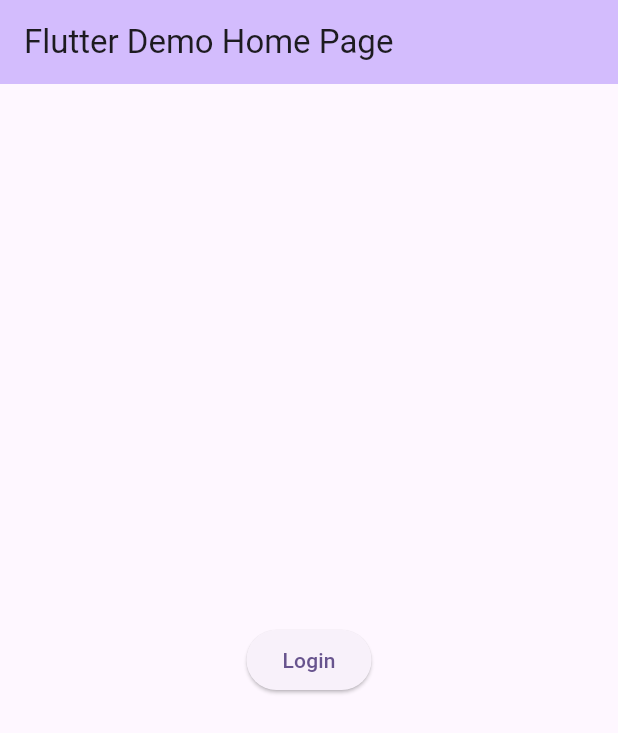
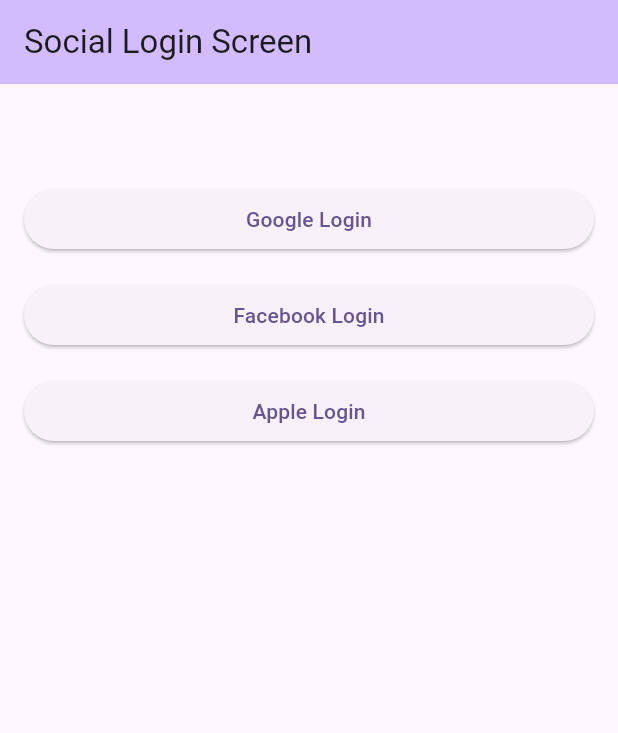
Before and after one commit to Nexever-Dev/nexever_social_auth, a Flutter app: the screen it shows after launch, on a phone screen of 412 x 824 dp. Shown: the top 733 px of the screen. Run offline on Flutter 3.47's test engine with Material 3 defaults, Android fonts, the phone set to English and light mode, and no system bars; our stand-ins replace firebase_auth, firebase_core, google_sign_in, sign_in_with_apple; missing offline and left inert: flutter_facebook_auth; accounts and stored records are empty.

Commit message:
code update.

```diff
--- /dev/null
+++ b/example/lib/home_page.dart
@@ -0,0 +1,311 @@
+
+
+import 'package:flutter/material.dart';
+import 'package:nexever_social_auth/nexever_social_auth.dart';
+import 'package:nexever_social_auth/social_login_functions/functions/apple_login.dart';
+import 'package:nexever_social_auth/social_login_functions/functions/facebook_login.dart';
+import 'package:nexever_social_auth/social_login_functions/functions/google_login.dart';
+import 'package:nexever_social_auth/social_login_functions/state/login_states.dart';
+
+class AuthController implements LoginState {
+  final Function(UserCredential, String)? onSuccess;
+  final Function(String)? onError;
+
+  AuthController({this.onSuccess, this.onError});
+
+  @override
+  void error(error) {
+    onError?.call(error.toString());
+  }
+
+  @override
+  void success(UserCredential creds, String loginType) {
+    onSuccess?.call(creds, loginType);
+  }
+
+  googleLoginn() async {
+    LoginManager(loginMethod: GoogleLogin(), loginState: this).login();
+  }
+
+  faceBookLoginn() {
+    LoginManager(loginMethod: FaceBookLogin(), loginState: this).login();
+  }
+
+  appleLoginn() {
+    LoginManager(loginMethod: AppleLogin(), loginState: this).login();
+  }
+}
+
+class SocialLogin extends StatefulWidget {
+  const SocialLogin({super.key});
+
+  @override
+  State<SocialLogin> createState() => _SocialLoginState();
+}
+
+class _SocialLoginState extends State<SocialLogin> {
+  late AuthController authController;
+  UserCredential? userCredentials;
+  String? loginType;
+  String? errorMessage;
+  bool isLoading = false;
+
+  @override
+  void initState() {
+    super.initState();
+    authController = AuthController(
+      onSuccess: (creds, type) {
+        setState(() {
+          userCredentials = creds;
+          loginType = type;
+          errorMessage = null;
+          isLoading = false;
+        });
+      },
+      onError: (error) {
+        setState(() {
+          errorMessage = error;
+          userCredentials = null;
+          loginType = null;
+          isLoading = false;
+        });
+      },
+    );
+  }
+
+  void _handleLogin(VoidCallback loginMethod) {
+    setState(() {
+      isLoading = true;
+      errorMessage = null;
+    });
+    loginMethod();
+  }
+
+  @override
+  Widget build(BuildContext context) {
+    return Scaffold(
+      appBar: AppBar(
+        backgroundColor: Theme.of(context).colorScheme.inversePrimary,
+        title: Text("Social Login Screen"),
+      ),
+      body: SingleChildScrollView(
+        padding: EdgeInsets.all(16),
+        child: Column(
+          mainAxisAlignment: MainAxisAlignment.center,
+          crossAxisAlignment: CrossAxisAlignment.stretch,
+          children: [
+            // Login Buttons
+            SizedBox(height: 50),
+            ElevatedButton(
+              onPressed: isLoading ? null : () => _handleLogin(authController.googleLoginn),
+              child: isLoading ? CircularProgressIndicator() : Text('Google Login'),
+            ),
+            SizedBox(height: 16),
+            ElevatedButton(
+              onPressed: isLoading ? null : () => _handleLogin(authController.faceBookLoginn),
+              child: Text('Facebook Login'),
+            ),
+            SizedBox(height: 16),
+            ElevatedButton(
+              onPressed: isLoading ? null : () => _handleLogin(authController.appleLoginn),
+              child: Text('Apple Login'),
+            ),
+
+            SizedBox(height: 30),
+
+            // Error Display
+            if (errorMessage != null)
+              Container(
+                padding: EdgeInsets.all(16),
+                decoration: BoxDecoration(
+                  color: Colors.red.shade50,
+                  border: Border.all(color: Colors.red),
+                  borderRadius: BorderRadius.circular(8),
+                ),
+                child: Column(
+                  crossAxisAlignment: CrossAxisAlignment.start,
+                  children: [
+                    Text(
+                      "Error:",
+                      style: TextStyle(
+                        fontWeight: FontWeight.bold,
+                        color: Colors.red,
+                      ),
+                    ),
+                    SizedBox(height: 8),
+                    Text(
+                      errorMessage!,
+                      style: TextStyle(color: Colors.red.shade700),
+                    ),
+                  ],
+                ),
+              ),
+
+            // User Credentials Display
+            if (userCredentials != null)
+              Container(
+                padding: EdgeInsets.all(16),
+                decoration: BoxDecoration(
+                  color: Colors.green.shade50,
+                  border: Border.all(color: Colors.green),
+                  borderRadius: BorderRadius.circular(8),
+                ),
+                child: Column(
+                  crossAxisAlignment: CrossAxisAlignment.start,
+                  children: [
+                    Text(
+                      "Login Successful with $loginType!",
+                      style: TextStyle(
+                        fontWeight: FontWeight.bold,
+                        color: Colors.green.shade700,
+                        fontSize: 16,
+                      ),
+                    ),
+                    SizedBox(height: 16),
+
+                    // User Profile Card
+                    if (userCredentials!.user != null)
+                      Card(
+                        elevation: 2,
+                        child: Padding(
+                          padding: EdgeInsets.all(16),
+                          child: Column(
+                            crossAxisAlignment: CrossAxisAlignment.start,
+                            children: [
+                              // Profile Picture and Name
+                              Row(
+                                children: [
+                                  CircleAvatar(
+                                    radius: 30,
+                                    backgroundImage: userCredentials!.user!.photoURL != null
+                                        ? NetworkImage(userCredentials!.user!.photoURL!)
+                                        : null,
+                                    child: userCredentials!.user!.photoURL == null
+                                        ? Icon(Icons.person, size: 30)
+                                        : null,
+                                  ),
+                                  SizedBox(width: 16),
+                                  Expanded(
+                                    child: Column(
+                                      crossAxisAlignment: CrossAxisAlignment.start,
+                                      children: [
+                                        Text(
+                                          userCredentials!.user!.displayName ?? "No Name",
+                                          style: TextStyle(
+                                            fontWeight: FontWeight.bold,
+                                            fontSize: 18,
+                                          ),
+                                        ),
+                                        SizedBox(height: 4),
+                                        Text(
+                                          userCredentials!.user!.email ?? "No Email",
+                                          style: TextStyle(
+                                            color: Colors.grey.shade600,
+                                          ),
+                                        ),
+                                      ],
+                                    ),
+                                  ),
+                                ],
+                              ),
+
+                              SizedBox(height: 20),
+                              Divider(),
+                              SizedBox(height: 10),
+
+                              // Detailed Information
+                              Text(
+                                "User Details:",
+                                style: TextStyle(
+                                  fontWeight: FontWeight.bold,
+                                  fontSize: 16,
+                                ),
+                              ),
+                              SizedBox(height: 10),
+
+                              _buildInfoRow("User ID:", userCredentials!.user!.uid),
+                              _buildInfoRow("Email:", userCredentials!.user!.email ?? "Not provided"),
+                              _buildInfoRow("Display Name:", userCredentials!.user!.displayName ?? "Not provided"),
+                              _buildInfoRow("Phone Number:", userCredentials!.user!.phoneNumber ?? "Not provided"),
+                              _buildInfoRow("Email Verified:", userCredentials!.user!.emailVerified.toString()),
+                              _buildInfoRow("Creation Time:", userCredentials!.user!.metadata.creationTime?.toString() ?? "Unknown"),
+                              _buildInfoRow("Last Sign In:", userCredentials!.user!.metadata.lastSignInTime?.toString() ?? "Unknown"),
+
+                              if (userCredentials!.user!.providerData.isNotEmpty) ...[
+                                SizedBox(height: 10),
+                                Text(
+                                  "Provider Information:",
+                                  style: TextStyle(
+                                    fontWeight: FontWeight.bold,
+                                    fontSize: 14,
+                                  ),
+                                ),
+                                ...userCredentials!.user!.providerData.map((provider) =>
+                                    Padding(
+                                      padding: EdgeInsets.only(left: 16, top: 4),
+                                      child: Text("• ${provider.providerId}"),
+                                    ),
+                                ),
+                              ],
+                            ],
+                          ),
+                        ),
+                      ),
+
+                    SizedBox(height: 16),
+
+                    // Logout Button
+                    Center(
+                      child: ElevatedButton(
+                        onPressed: () {
+                          setState(() {
+                            userCredentials = null;
+                            loginType = null;
+                            errorMessage = null;
+                          });
+                        },
+                        style: ElevatedButton.styleFrom(
+                          backgroundColor: Colors.red,
+                          foregroundColor: Colors.white,
+                        ),
+                        child: Text('Clear Login Data'),
+                      ),
+                    ),
+                  ],
+                ),
+              ),
+          ],
+        ),
+      ),
+    );
+  }
+
+  Widget _buildInfoRow(String label, String value) {
+    return Padding(
+      padding: EdgeInsets.symmetric(vertical: 2),
+      child: Row(
+        crossAxisAlignment: CrossAxisAlignment.start,
+        children: [
+          SizedBox(
+            width: 120,
+            child: Text(
+              label,
+              style: TextStyle(
+                fontWeight: FontWeight.w500,
+                color: Colors.grey.shade700,
+              ),
+            ),
+          ),
+          Expanded(
+            child: Text(
+              value,
+              style: TextStyle(
+                color: Colors.black87,
+              ),
+            ),
+          ),
+        ],
+      ),
+    );
+  }
+}
--- a/example/lib/main.dart
+++ b/example/lib/main.dart
@@ -1,128 +1,30 @@
 import 'package:flutter/material.dart';
-import 'package:nexever_social_auth/nexever_social_auth.dart';
-import 'package:nexever_social_auth/social_login_functions/functions/apple_login.dart';
-import 'package:nexever_social_auth/social_login_functions/functions/facebook_login.dart';
-import 'package:nexever_social_auth/social_login_functions/functions/google_login.dart';
-import 'package:nexever_social_auth/social_login_functions/state/login_states.dart';
+import 'package:firebase_core/firebase_core.dart';
+import 'firebase_option.dart';
+import 'home_page.dart';
 
-class Authcontroller implements LoginState {
-  @override
-  void error(error) {
-    print("error here : ${error}");
-    // TODO: implement error
-  }
 
-  @override
-  void success(UserCredential creds, String loginType) {
-      print("error here : ${creds}");
-    // TODO: implement success
-  }
+Future<void> main() async {
+  WidgetsFlutterBinding.ensureInitialized();
 
-  googleLogin() {
-    LoginManager(loginMethod: GoogleLogin(), loginState: this).login();
-  }
+  await Firebase.initializeApp(
+    options: DefaultFirebaseOptions.currentPlatform,
+  );
 
-  faceBookLogin() {
-    LoginManager(loginMethod: FaceBookLogin(), loginState: this).login();
-  }
-
-  appleLogin() {
-    LoginManager(loginMethod: AppleLogin(), loginState: this).login();
-  }
-}
-
-void main() {
   runApp(const MyApp());
 }
 
 class MyApp extends StatelessWidget {
   const MyApp({super.key});
-
-  // This widget is the root of your application.
   @override
   Widget build(BuildContext context) {
     return MaterialApp(
       title: 'Flutter Demo',
       theme: ThemeData(
-        // This is the theme of your application.
-        //
-        // TRY THIS: Try running your application with "flutter run". You'll see
-        // the application has a purple toolbar. Then, without quitting the app,
-        // try changing the seedColor in the colorScheme below to Colors.green
-        // and then invoke "hot reload" (save your changes or press the "hot
-        // reload" button in a Flutter-supported IDE, or press "r" if you used
-        // the command line to start the app).
-        //
-        // Notice that the counter didn't reset back to zero; the application
-        // state is not lost during the reload. To reset the state, use hot
-        // restart instead.
-        //
-        // This works for code too, not just values: Most code changes can be
-        // tested with just a hot reload.
         colorScheme: ColorScheme.fromSeed(seedColor: Colors.deepPurple),
         useMaterial3: true,
       ),
-      home: const MyHomePage(title: 'Flutter Demo Home Page'),
+      home: const SocialLogin(),
     );
   }
 }
-
-class MyHomePage extends StatefulWidget {
-  const MyHomePage({super.key, required this.title});
-
-  // This widget is the home page of your application. It is stateful, meaning
-  // that it has a State object (defined below) that contains fields that affect
-  // how it looks.
-
-  // This class is the configuration for the state. It holds the values (in this
-  // case the title) provided by the parent (in this case the App widget) and
-  // used by the build method of the State. Fields in a Widget subclass are
-  // always marked "final".
-
-  final String title;
-
-  @override
-  State<MyHomePage> createState() => _MyHomePageState();
-}
-
-class _MyHomePageState extends State<MyHomePage> {
-  int _counter = 0;
-
-  void _incrementCounter() {
-    setState(() {
-      // This call to setState tells the Flutter framework that something has
-      // changed in this State, which causes it to rerun the build method below
-      // so that the display can reflect the updated values. If we changed
-      // _counter without calling setState(), then the build method would not be
-      // called again, and so nothing would appear to happen.
-      _counter++;
-    });
-  }
-
-  @override
-  Widget build(BuildContext context) {
-    // This method is rerun every time setState is called, for instance as done
-    // by the _incrementCounter method above.
-    //
-    // The Flutter framework has been optimized to make rerunning build methods
-    // fast, so that you can just rebuild anything that needs updating rather
-    // than having to individually change instances of widgets.
-    return Scaffold(
-        appBar: AppBar(
-          // TRY THIS: Try changing the color here to a specific color (to
-          // Colors.amber, perhaps?) and trigger a hot reload to see the AppBar
-          // change color while the other colors stay the same.
-          backgroundColor: Theme.of(context).colorScheme.inversePrimary,
-          // Here we take the value from the MyHomePage object that was created by
-          // the App.build method, and use it to set our appbar title.
-          title: Text(widget.title),
-        ),
-        body: Center(
-          child: ElevatedButton(
-              onPressed: () {
-                Authcontroller().googleLogin();
-              },
-              child: const Text('Login')),
-        ));
-  }
-}
--- a/example/pubspec.yaml
+++ b/example/pubspec.yaml
@@ -34,7 +34,7 @@ dependencies:
 
   # The following adds the Cupertino Icons font to your application.
   # Use with the CupertinoIcons class for iOS style icons.
-  cupertino_icons: ^1.0.6
+  cupertino_icons: ^1.0.8
   nexever_social_auth:
     path: ../
 
@@ -47,7 +47,7 @@ dev_dependencies:
   # activated in the `analysis_options.yaml` file located at the root of your
   # package. See that file for information about deactivating specific lint
   # rules and activating additional ones.
-  flutter_lints: ^3.0.0
+  flutter_lints: ^6.0.0
 
 # For information on the generic Dart part of this file, see the
 # following page: https://dart.dev/tools/pub/pubspec
--- a/lib/social_login_functions/functions/google_login.dart
+++ b/lib/social_login_functions/functions/google_login.dart
@@ -77,7 +77,7 @@ class GoogleLogin extends LoginMethod {
 
     } on GoogleSignInException catch (e) {
       print('Google Sign In error:\n$e');
-      throw "Something went wrong";
+      throw "Something went wrong or may be google auth setup pending.";
     } catch (error) {
       print('Unexpected Google Sign-In error: $error');
       throw "Something went wrong";
--- a/pubspec.yaml
+++ b/pubspec.yaml
@@ -1,6 +1,6 @@
 name: nexever_social_auth
 description: A Flutter plugin for integrating social login functionalities into your app.
-version: 0.0.5
+version: 0.0.6
 homepage: https://github.com/Nexever-Dev/nexever_social_auth/blob/main/example/lib/main.dart
 repository: https://github.com/Nexever-Dev/nexever_social_auth.git
 
@@ -12,8 +12,8 @@ dependencies:
   flutter:
     sdk: flutter
   cupertino_icons: ^1.0.8
-  google_sign_in: ^7.1.1
-  firebase_auth: ^6.0.1
+  google_sign_in: ^7.2.0
+  firebase_auth: ^6.0.2
   sign_in_with_apple: ^7.0.1
   flutter_facebook_auth: ^7.1.2
   http: ^1.5.0
```
Also changed, not shown: example/lib/authController.dart (deleted, +0 -29 lines), example/lib/firebase_option.dart (added, +38 -0 lines), 5 other files.
